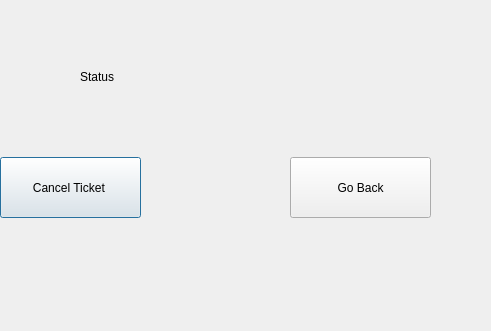
Old version of the form traincancelmenu.ui in the repository adityas-28/RailwayManagementSystem; both pictures show x 100 to 591 and y 273 to 604 of the 845 by 604 pixel window.
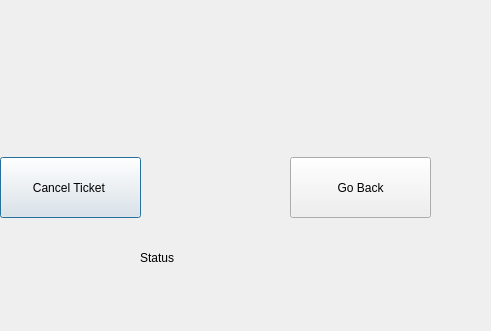
New version of the form.

```diff
--- a/traincancelmenu.ui
+++ b/traincancelmenu.ui
@@ -84,10 +84,10 @@
   <widget class="QLabel" name="status">
    <property name="geometry">
     <rect>
-     <x>180</x>
-     <y>340</y>
-     <width>63</width>
-     <height>20</height>
+     <x>240</x>
+     <y>510</y>
+     <width>271</width>
+     <height>41</height>
     </rect>
    </property>
    <property name="text">
```
